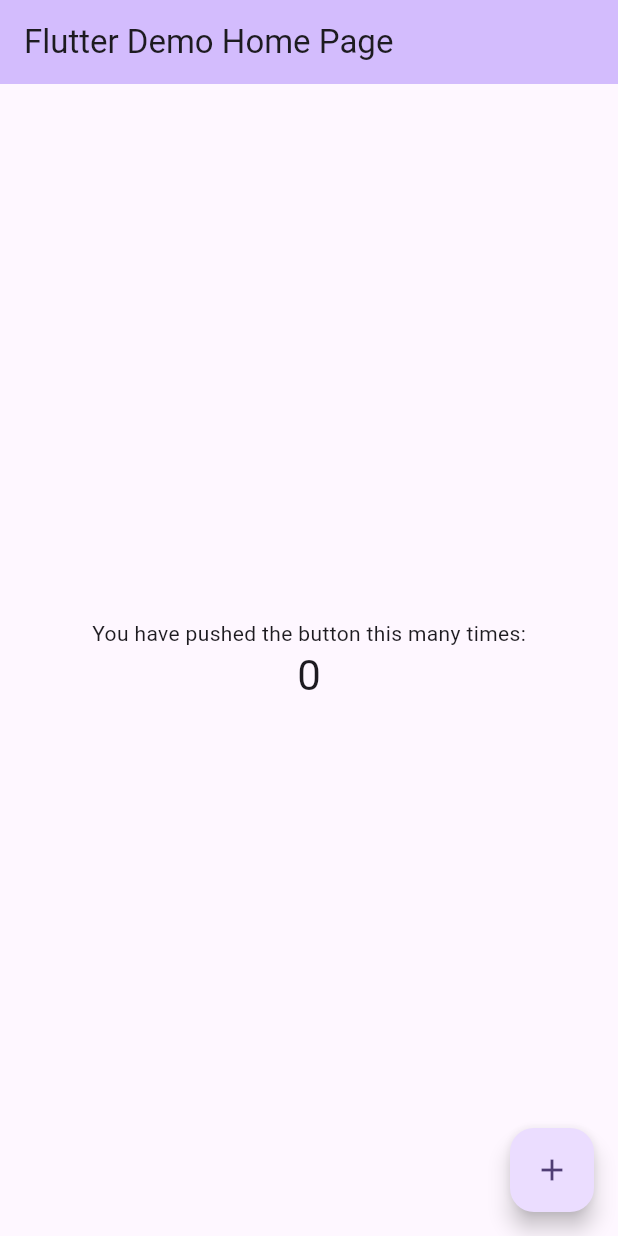
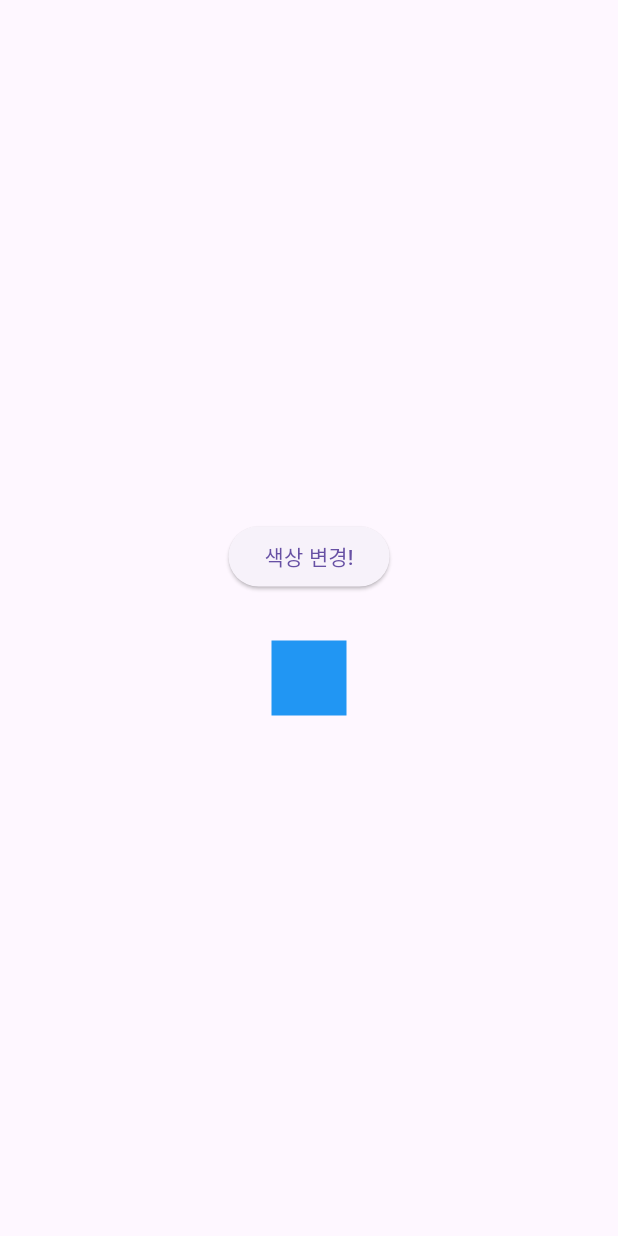
Before and after one commit to lsb530/flutter-study, a Flutter app: the screen it shows after launch, on a phone screen of 412 x 824 dp. Run offline on Flutter 3.47's test engine with Material 3 defaults, Android fonts, the light colour scheme and no system bars.

Commit message:
no color change with StatelessWidget

```diff
--- a/stateful_widget/lib/main.dart
+++ b/stateful_widget/lib/main.dart
@@ -1,122 +1,10 @@
 import 'package:flutter/material.dart';
+import 'package:stateful_widget/screen/home_screen.dart';
 
 void main() {
-  runApp(const MyApp());
+  runApp(
+    MaterialApp(
+      home: HomeScreen(),
+    ),
+  );
 }
-
-class MyApp extends StatelessWidget {
-  const MyApp({super.key});
-
-  // This widget is the root of your application.
-  @override
-  Widget build(BuildContext context) {
-    return MaterialApp(
-      title: 'Flutter Demo',
-      theme: ThemeData(
-        // This is the theme of your application.
-        //
-        // TRY THIS: Try running your application with "flutter run". You'll see
-        // the application has a purple toolbar. Then, without quitting the app,
-        // try changing the seedColor in the colorScheme below to Colors.green
-        // and then invoke "hot reload" (save your changes or press the "hot
-        // reload" button in a Flutter-supported IDE, or press "r" if you used
-        // the command line to start the app).
-        //
-        // Notice that the counter didn't reset back to zero; the application
-        // state is not lost during the reload. To reset the state, use hot
-        // restart instead.
-        //
-        // This works for code too, not just values: Most code changes can be
-        // tested with just a hot reload.
-        colorScheme: ColorScheme.fromSeed(seedColor: Colors.deepPurple),
-      ),
-      home: const MyHomePage(title: 'Flutter Demo Home Page'),
-    );
-  }
-}
-
-class MyHomePage extends StatefulWidget {
-  const MyHomePage({super.key, required this.title});
-
-  // This widget is the home page of your application. It is stateful, meaning
-  // that it has a State object (defined below) that contains fields that affect
-  // how it looks.
-
-  // This class is the configuration for the state. It holds the values (in this
-  // case the title) provided by the parent (in this case the App widget) and
-  // used by the build method of the State. Fields in a Widget subclass are
-  // always marked "final".
-
-  final String title;
-
-  @override
-  State<MyHomePage> createState() => _MyHomePageState();
-}
-
-class _MyHomePageState extends State<MyHomePage> {
-  int _counter = 0;
-
-  void _incrementCounter() {
-    setState(() {
-      // This call to setState tells the Flutter framework that something has
-      // changed in this State, which causes it to rerun the build method below
-      // so that the display can reflect the updated values. If we changed
-      // _counter without calling setState(), then the build method would not be
-      // called again, and so nothing would appear to happen.
-      _counter++;
-    });
-  }
-
-  @override
-  Widget build(BuildContext context) {
-    // This method is rerun every time setState is called, for instance as done
-    // by the _incrementCounter method above.
-    //
-    // The Flutter framework has been optimized to make rerunning build methods
-    // fast, so that you can just rebuild anything that needs updating rather
-    // than having to individually change instances of widgets.
-    return Scaffold(
-      appBar: AppBar(
-        // TRY THIS: Try changing the color here to a specific color (to
-        // Colors.amber, perhaps?) and trigger a hot reload to see the AppBar
-        // change color while the other colors stay the same.
-        backgroundColor: Theme.of(context).colorScheme.inversePrimary,
-        // Here we take the value from the MyHomePage object that was created by
-        // the App.build method, and use it to set our appbar title.
-        title: Text(widget.title),
-      ),
-      body: Center(
-        // Center is a layout widget. It takes a single child and positions it
-        // in the middle of the parent.
-        child: Column(
-          // Column is also a layout widget. It takes a list of children and
-          // arranges them vertically. By default, it sizes itself to fit its
-          // children horizontally, and tries to be as tall as its parent.
-          //
-          // Column has various properties to control how it sizes itself and
-          // how it positions its children. Here we use mainAxisAlignment to
-          // center the children vertically; the main axis here is the vertical
-          // axis because Columns are vertical (the cross axis would be
-          // horizontal).
-          //
-          // TRY THIS: Invoke "debug painting" (choose the "Toggle Debug Paint"
-          // action in the IDE, or press "p" in the console), to see the
-          // wireframe for each widget.
-          mainAxisAlignment: MainAxisAlignment.center,
-          children: <Widget>[
-            const Text('You have pushed the button this many times:'),
-            Text(
-              '$_counter',
-              style: Theme.of(context).textTheme.headlineMedium,
-            ),
-          ],
-        ),
-      ),
-      floatingActionButton: FloatingActionButton(
-        onPressed: _incrementCounter,
-        tooltip: 'Increment',
-        child: const Icon(Icons.add),
-      ), // This trailing comma makes auto-formatting nicer for build methods.
-    );
-  }
-}
--- /dev/null
+++ b/stateful_widget/lib/screen/home_screen.dart
@@ -0,0 +1,38 @@
+import 'package:flutter/material.dart';
+
+class HomeScreen extends StatelessWidget {
+  Color color = Colors.blue;
+
+  @override
+  Widget build(BuildContext context) {
+    return Scaffold(
+      body: Container(
+        width: double.infinity,
+        child: Column(
+          mainAxisAlignment: MainAxisAlignment.center,
+          children: [
+            ElevatedButton(
+              onPressed: () {
+                if (color == Colors.blue) {
+                  color = Colors.red;
+                } else {
+                  color = Colors.blue;
+                }
+                print('색상 변경: color: $color');
+              },
+              child: Text(
+                '색상 변경!',
+              ),
+            ),
+            SizedBox(height: 32.0),
+            Container(
+              width: 50.0,
+              height: 50.0,
+              color: color,
+            ),
+          ],
+        ),
+      ),
+    );
+  }
+}
```
